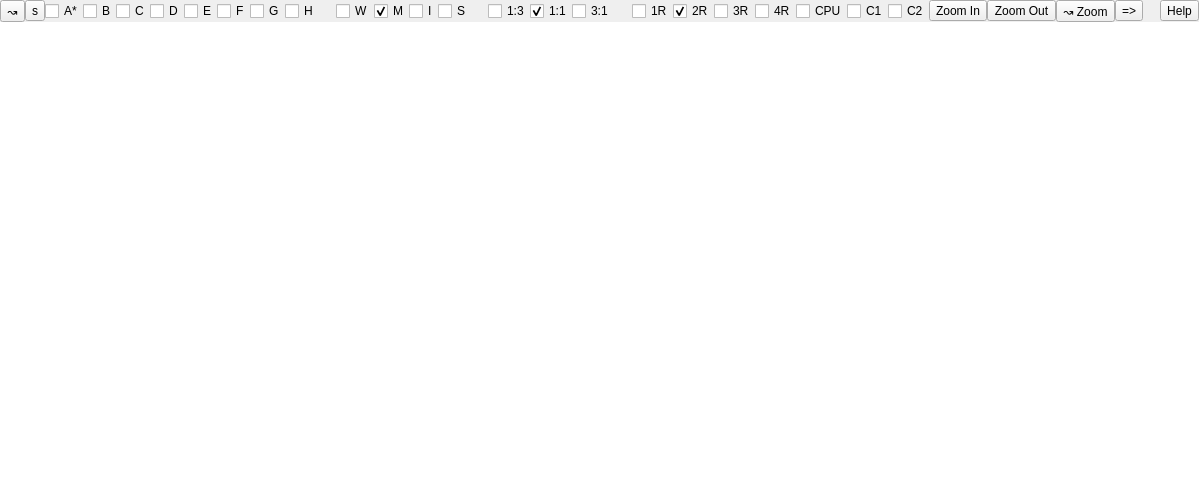
Qt form Qt/qt4_mixer_widget.ui (kmatheussen/radium) before a commit.
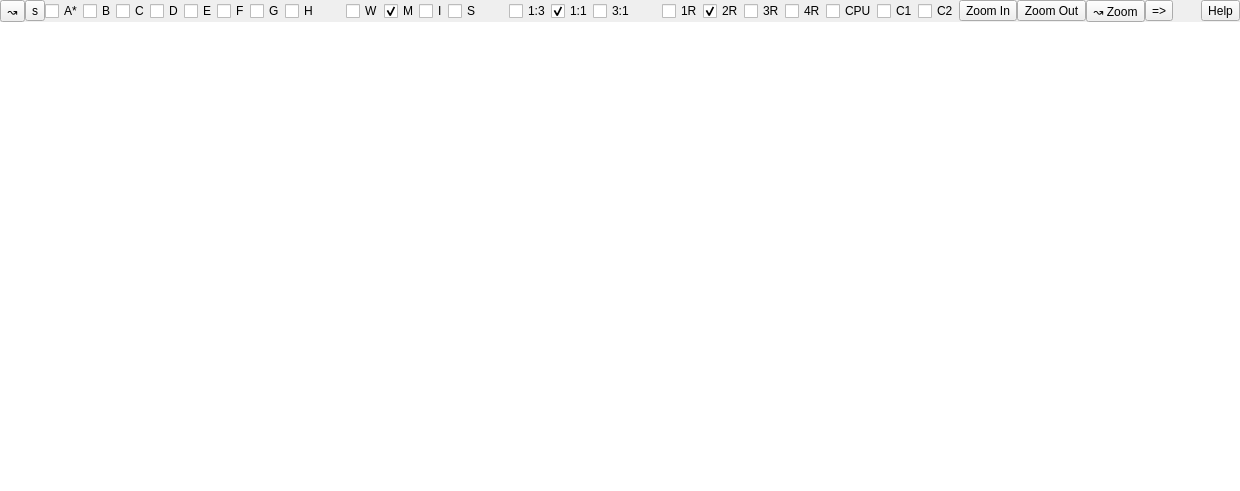
The same form after that commit.

Commit message: Fix tooltip for sequencer button in mixer.

Patch:
```diff
--- a/Qt/qt4_mixer_widget.ui
+++ b/Qt/qt4_mixer_widget.ui
@@ -6,7 +6,7 @@
    <rect>
     <x>0</x>
     <y>0</y>
-    <width>1199</width>
+    <width>1240</width>
     <height>491</height>
    </rect>
   </property>
```
Left out of the diff: 2 changed lines with no effect on the pictures.
